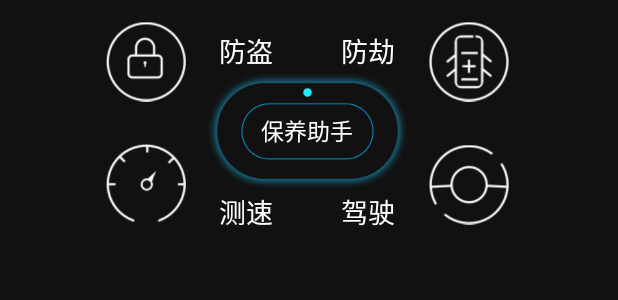
After one commit to Yanwei-Tim/Aiowner, an Android app: the layout navigation_button.xml on its own in the app's theme, with its tools: preview values and no code run, on a phone screen of 412 x 824 dp. The commit adds this screen. Shown: the top 300 px of the screen. Run offline under Robolectric (Android 15) with nearby library versions, the phone set to English and light mode, and no system bars; Roboto replaces fonts that are not available here.

Commit message:
主页UI设计
Change-Id: I6f006dde1a20a16c8d1d2d247bf782b43e9253be

```diff
--- /dev/null
+++ b/Aiowner/app/src/main/res/layout/navigation_button.xml
@@ -0,0 +1,181 @@
+<?xml version="1.0" encoding="utf-8"?>
+<LinearLayout
+    xmlns:android="http://schemas.android.com/apk/res/android"
+    android:layout_width="match_parent"
+    android:layout_height="wrap_content"
+    android:orientation="horizontal">
+
+    <ImageView
+        android:layout_width="0dip"
+        android:layout_height="wrap_content"
+        android:layout_weight="60"/>
+
+    <LinearLayout
+        android:layout_width="0dip"
+        android:layout_height="wrap_content"
+        android:layout_weight="600">
+
+        <FrameLayout
+            android:layout_width="match_parent"
+            android:layout_height="match_parent">
+
+            <LinearLayout
+                android:layout_width="match_parent"
+                android:layout_height="match_parent"
+                android:orientation="horizontal"
+                android:layout_gravity="center">
+
+                <LinearLayout
+                    android:layout_width="0dip"
+                    android:layout_height="wrap_content"
+                    android:layout_weight="57">
+                    <ImageView
+                        android:layout_width="match_parent"
+                        android:layout_height="match_parent"/>
+                </LinearLayout>
+
+                <LinearLayout
+                    android:layout_width="0dip"
+                    android:layout_height="wrap_content"
+                    android:orientation="vertical"
+                    android:layout_weight="82">
+
+                    <ImageView
+                        android:layout_width="wrap_content"
+                        android:layout_height="wrap_content"
+                        android:src="@drawable/prevent_theft_normal"
+                        android:onClick="startPreventTheft"/>
+
+                    <ImageView
+                        android:layout_width="wrap_content"
+                        android:layout_height="0dip"
+                        android:src="@drawable/test_speed_normal"
+                        android:layout_weight="82"
+                        android:onClick="startPreventLooting"/>
+                </LinearLayout>
+
+
+                <LinearLayout
+                    android:layout_width="0dip"
+                    android:layout_height="match_parent"
+                    android:orientation="vertical"
+                    android:layout_weight="247"
+                    android:gravity="center">
+
+                    <ImageView
+                        android:layout_width="wrap_content"
+                        android:layout_height="20dp"/>
+
+                    <LinearLayout
+                        android:layout_width="match_parent"
+                        android:layout_height="wrap_content"
+                        android:orientation="horizontal"
+                        android:layout_alignParentTop="true">
+
+                        <com.dudu.aiowner.utils.customFontUtils.FZLFontTextView
+                            android:layout_width="0dip"
+                            android:layout_height="wrap_content"
+                            android:layout_weight="1"
+                            android:textSize="18dp"
+                            android:textColor="@android:color/white"
+                            android:gravity="center"
+                            android:text="防盗"/>
+
+                        <com.dudu.aiowner.utils.customFontUtils.FZLFontTextView
+                            android:layout_width="0dip"
+                            android:layout_height="wrap_content"
+                            android:layout_weight="1"
+                            android:textSize="18dp"
+                            android:textColor="@android:color/white"
+                            android:gravity="center"
+                            android:text="防劫"/>
+                    </LinearLayout>
+
+
+                    <FrameLayout
+                        android:layout_width="wrap_content"
+                        android:layout_height="wrap_content"
+                        android:layout_gravity="center">
+                        <ImageView
+                            android:layout_width="134dp"
+                            android:layout_height="80dp"
+                            android:src="@drawable/center_button"
+                            android:onClick="startMaintenanceAssistant"/>
+
+                        <com.dudu.aiowner.utils.customFontUtils.FZLFontTextView
+                            android:layout_width="wrap_content"
+                            android:layout_height="wrap_content"
+                            android:layout_weight="1"
+                            android:textSize="15dp"
+                            android:textColor="@android:color/white"
+                            android:layout_gravity="center"
+                            android:text="保养助手"/>
+                    </FrameLayout>
+
+                    <LinearLayout
+                        android:layout_width="match_parent"
+                        android:layout_height="0dip"
+                        android:orientation="horizontal"
+                        android:layout_weight="74">
+
+                        <com.dudu.aiowner.utils.customFontUtils.FZLFontTextView
+                            android:layout_width="0dip"
+                            android:layout_height="wrap_content"
+                            android:layout_weight="1"
+                            android:textSize="18dp"
+                            android:textColor="@android:color/white"
+                            android:gravity="center"
+                            android:text="测速"/>
+
+                        <com.dudu.aiowner.utils.customFontUtils.FZLFontTextView
+                            android:layout_width="0dip"
+                            android:layout_height="wrap_content"
+                            android:layout_weight="1"
+                            android:textSize="18dp"
+                            android:textColor="@android:color/white"
+                            android:gravity="center"
+                            android:text="驾驶"/>
+                    </LinearLayout>
+                </LinearLayout>
+
+                <LinearLayout
+                    android:layout_width="0dip"
+                    android:layout_height="wrap_content"
+                    android:orientation="vertical"
+                    android:layout_weight="82">
+
+                    <ImageView
+                        android:layout_width="wrap_content"
+                        android:layout_height="wrap_content"
+                        android:src="@drawable/prevent_looting_normal"
+                        android:onClick="startTestSpeed"/>
+
+                    <ImageView
+                        android:layout_width="wrap_content"
+                        android:layout_height="wrap_content"
+                        android:src="@drawable/drive_normal"
+                        android:onClick="startDrive"/>
+                </LinearLayout>
+
+                <LinearLayout
+                    android:layout_width="0dip"
+                    android:layout_height="wrap_content"
+                    android:layout_weight="57">
+                    <ImageView
+                        android:layout_width="match_parent"
+                        android:layout_height="match_parent"/>
+                </LinearLayout>
+
+            </LinearLayout>
+
+        </FrameLayout>
+
+
+    </LinearLayout>
+
+    <ImageView
+        android:layout_width="0dip"
+        android:layout_height="wrap_content"
+        android:layout_weight="60"/>
+
+</LinearLayout>
--- /dev/null
+++ b/Aiowner/app/src/main/res/values/duduStyles.xml
@@ -0,0 +1,6 @@
+<?xml version="1.0" encoding="utf-8"?>
+<resources>
+    <style name="main_ui_group_Style">
+
+    </style>
+</resources>
```
Also changed, not shown: Aiowner/app/src/main/AndroidManifest.xml (+12 -10 lines), Aiowner/app/src/main/java/com/dudu/aiowner/ui/activity/preventTheft/PreventTheftActivity.java (added, +21 -0 lines), Aiowner/app/src/main/java/com/dudu/aiowner/ui/main/MainActivity.java (+27 -11 lines), Aiowner/app/src/main/java/com/dudu/aiowner/ui/main/observable/MainObservable.java (added, +32 -0 lines), Aiowner/app/src/main/res/layout/activity_main.xml (+52 -10 lines), Aiowner/app/src/main/res/layout/activity_prevent_theft.xml (added, +13 -0 lines), Aiowner/app/src/main/res/layout/real_data_show.xml (added, +211 -0 lines), Aiowner/app/src/main/res/drawable/car.png (added), Aiowner/app/src/main/res/drawable/center_button.png (added), Aiowner/app/src/main/res/drawable/drive_normal.png (added), Aiowner/app/src/main/res/drawable/group.png (added), Aiowner/app/src/main/res/drawable/key_frame.png (added), Aiowner/app/src/main/res/drawable/prevent_looting_normal.png (added), Aiowner/app/src/main/res/drawable/prevent_theft_normal.png (added), 2 more files.
